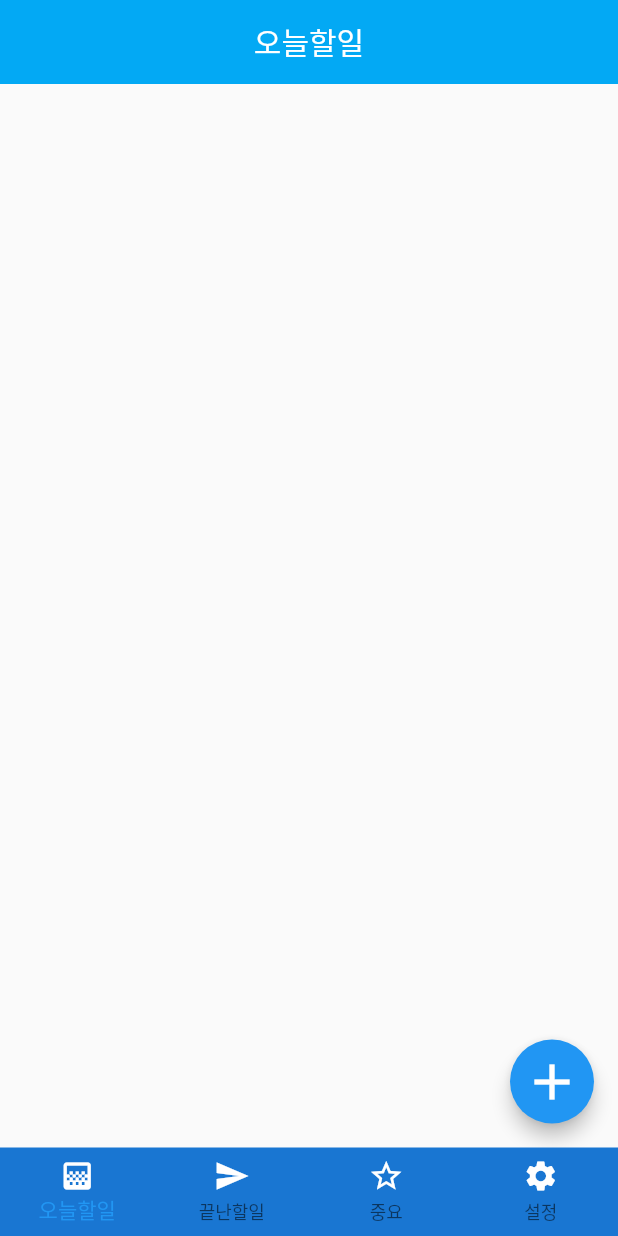
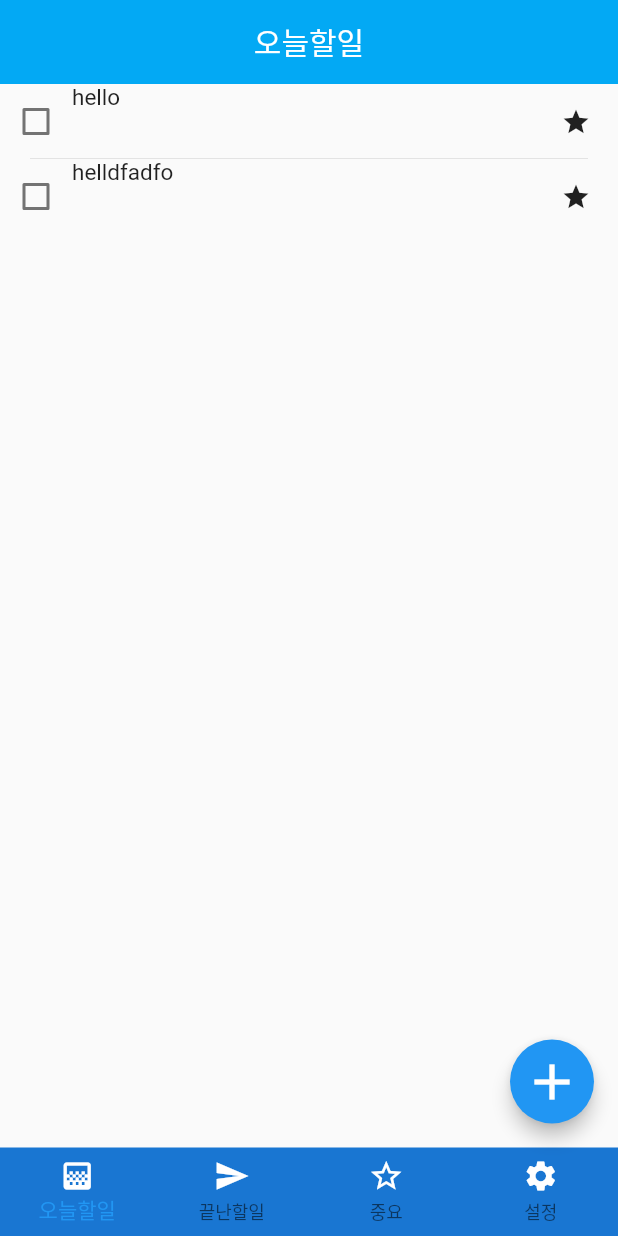
Before and after one commit to beomzuKim/todo_list, a Flutter app: the screen it shows after launch, on a phone screen of 412 x 824 dp. Run offline on Flutter 3.47's test engine with Material 2 defaults, Android fonts, the phone set to English and light mode, and no system bars.

Commit message:
revise 2

```diff
--- a/lib/main.dart
+++ b/lib/main.dart
@@ -8,6 +8,7 @@ class MyApp extends StatelessWidget {
   @override
   Widget build(BuildContext context) {
     return MaterialApp(
+      debugShowCheckedModeBanner: false,
       title: 'To-do',
       theme: ThemeData(
         primaryColor: Colors.lightBlue,
--- a/lib/successPage.dart
+++ b/lib/successPage.dart
@@ -9,13 +9,7 @@ class _SuccessPageState extends State<SuccessPage> {
   @override
   Widget build(BuildContext context) {
     return Scaffold(
-      floatingActionButton: FloatingActionButton(
-        elevation: 5,
-        onPressed: (){
 
-        },
-        child: Icon(Icons.add, size: 40,),
-      ),
 
       appBar: AppBar(
         elevation: 0,
--- a/lib/todayTodo.dart
+++ b/lib/todayTodo.dart
@@ -6,23 +6,98 @@ class TodayTodo extends StatefulWidget {
 }
 
 class _TodayTodoState extends State<TodayTodo> {
-  int _selectedIndex = 0;
+  bool rememberMe = false;
+  bool rememberMe2 = false;
+  void _onRememberMeChanged(bool newValue) => setState(() {
+    rememberMe = newValue;
+
+
+    if (rememberMe == true) {
+      // TODO: Here goes your functionality that remembers the user.
+    } else {
+      // nothing
+    }
+  });
+
+  void _onRememberMeChanged2(bool newValue) => setState(() {
+    rememberMe2 = newValue;
+
+    if (rememberMe == true) {
+      // TODO: Here goes your functionality that remembers the user.
+    } else {
+      // nothing
+    }
+  });
 
   @override
   Widget build(BuildContext context) {
     return Scaffold(
-      floatingActionButton: FloatingActionButton(
-        elevation: 5,
-        onPressed: (){
-
-        },
-        child: Icon(Icons.add, size: 40),
-      ),
       appBar: AppBar(
       elevation: 0,
       title: Text('오늘할일', style: TextStyle(color: Colors.white),),
       centerTitle: true,
     ),
+        body: Column(
+          children: <Widget>[
+            Row(
+              children: <Widget>[
+                Checkbox(
+                    value: rememberMe,
+                    onChanged: _onRememberMeChanged
+                ),
+                Container(
+                  width: MediaQuery.of(context).size.width - 100,
+                  height: 50,
+                  child: Text('hello',style: TextStyle(fontSize: 15,),),
+                ),
+
+                IconButton(
+                  onPressed: () {
+
+                  },
+                  icon: Icon(Icons.star),
+                  iconSize: 20,
+                ),
+              ],
+            ),
+
+            Divider(
+              height: 0,
+              thickness: 0.5,
+              indent: 20,
+              endIndent: 20,
+            ),
+
+            Row(
+              children: <Widget>[
+                Checkbox(
+                    value: rememberMe2,
+                    onChanged: _onRememberMeChanged2
+                ),
+                Container(
+                  width: MediaQuery.of(context).size.width - 100,
+                  height: 50,
+                  child: Text('helldfadfo',
+                    style: TextStyle(fontSize: 15),
+                    //textAlign: TextAlignVertical.center
+                  ),
+
+                ),
+                IconButton(
+                  onPressed: () {
+
+                  },
+                  icon: Icon(Icons.star),
+                  iconSize: 20,
+                ),
+
+              ],
+            ),
+          ],
+
+        )
     );
+
+
   }
 }
```
Also changed, not shown: lib/importantPage.dart (+2 -7 lines), lib/root.dart (+23 -5 lines), lib/settingPage.dart (+0 -7 lines).
